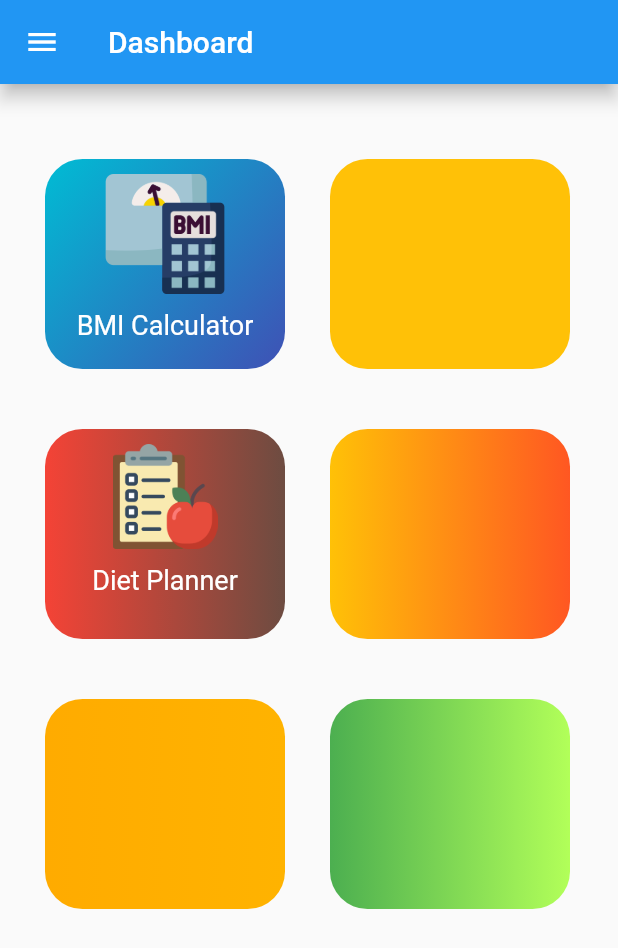
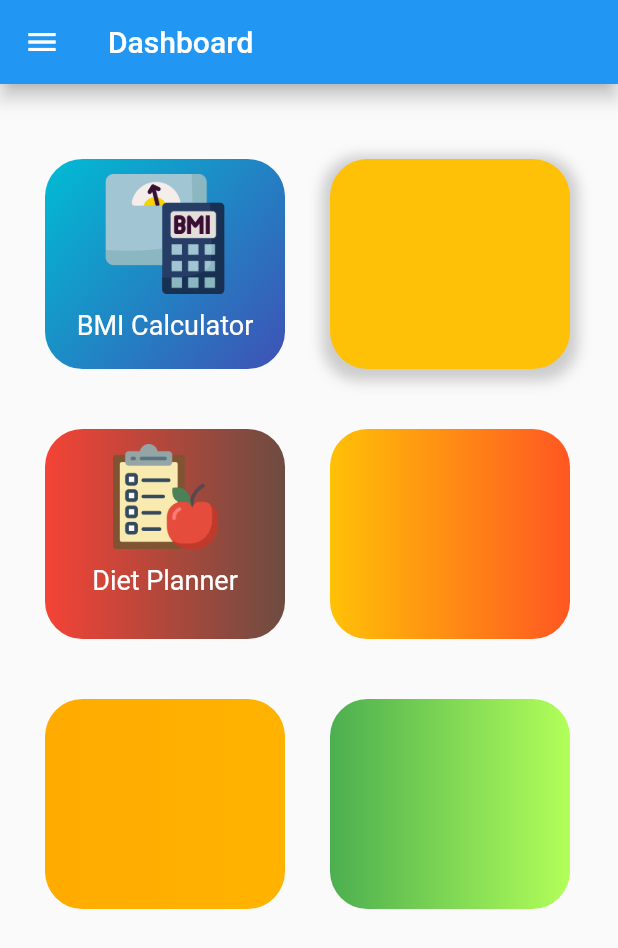
Before and after one commit to balavardhan224/healthtrackerandcalculator, a Flutter app: the Homepage screen opened directly, on a phone screen of 412 x 824 dp. Shown: the top 948 px of the screen. Run offline on Flutter 3.47's test engine with Material 2 defaults, Android fonts, the phone set to English and light mode, and no system bars; our stand-ins replace flare_flutter, google_fonts; missing offline and left inert: intro_views_flutter.

Commit message:
intial commit

```diff
--- a/lib/widget.dart
+++ b/lib/widget.dart
@@ -65,6 +65,13 @@ Widget buildcontainer(BuildContext context) {
               25,
             ),
           ),
+          boxShadow: [
+            BoxShadow(
+                color: Colors.grey.withOpacity(0.5),
+                spreadRadius: 5,
+                blurRadius: 7,
+                offset: Offset(0, 3)),
+          ],
           color: Colors.amber,
         ),
         child: InkWell(
```
Also changed, not shown: 1 other file.
